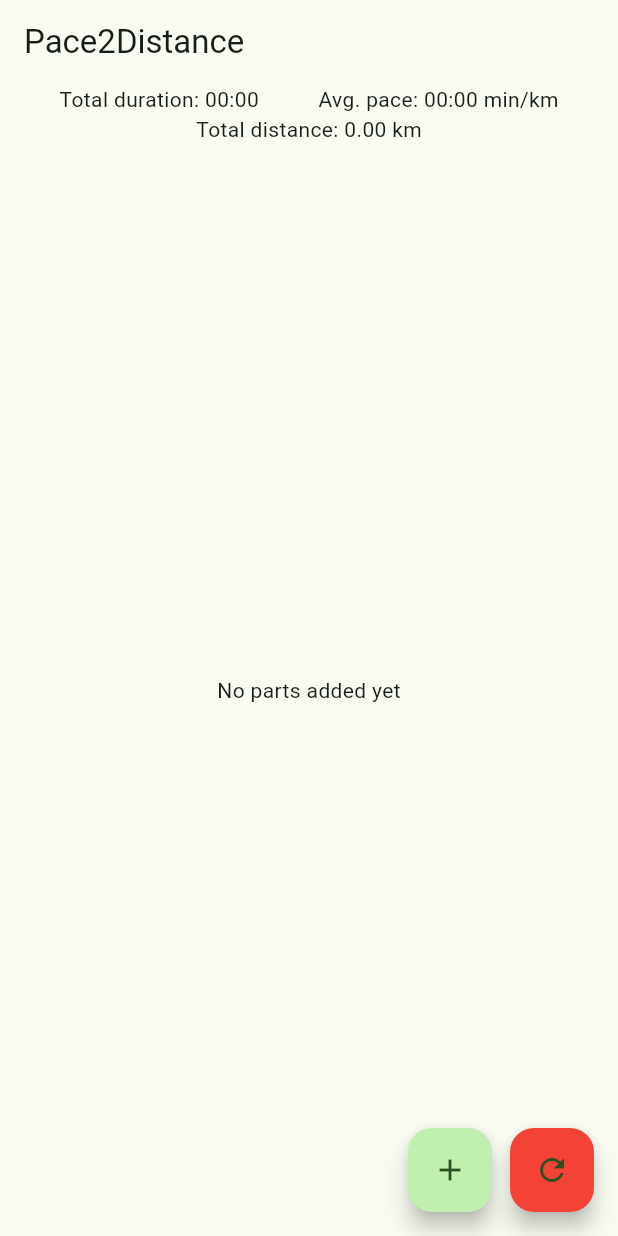
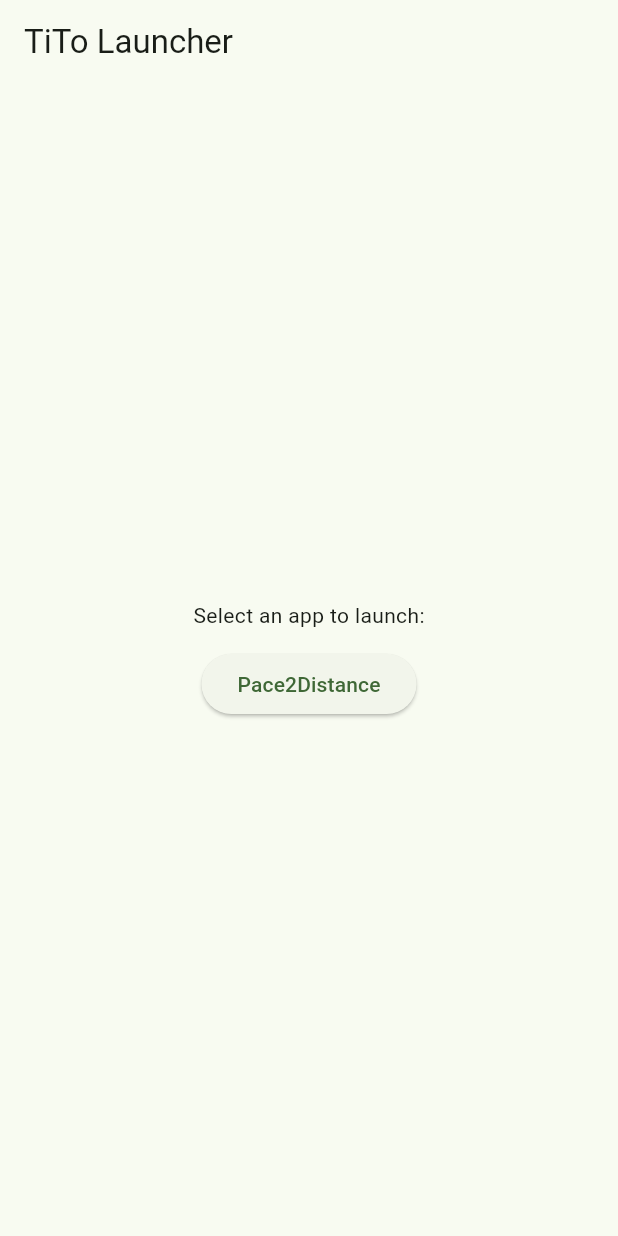
Before and after one commit to niieetz/TiTo, a Flutter app: the screen it shows after launch, on a phone screen of 412 x 824 dp. Run offline on Flutter 3.47's test engine with Material 3 defaults, Android fonts, the light colour scheme and no system bars.

Commit message:
rework launcher process, add publish task
* move pace2distance into subdirectory
* add button to launcher page

```diff
--- /dev/null
+++ b/lib/common/consts.dart
@@ -0,0 +1,2 @@
+/// App-wide constants
+const String pace2distance = 'Pace2Distance';
--- a/lib/main.dart
+++ b/lib/main.dart
@@ -1,5 +1,6 @@
 import 'package:flutter/material.dart';
-import 'package:tito/pace_to_distance/part.dart';
+import 'package:tito/pace_to_distance/pacedistance_page.dart';
+import 'package:tito/common/consts.dart';
 
 void main() {
   runApp(const MyApp());
@@ -11,7 +12,7 @@ class MyApp extends StatelessWidget {
   @override
   Widget build(BuildContext context) {
     return MaterialApp(
-      title: 'Pace2Distance',
+      title: 'TiTo',
       theme: ThemeData(
         colorSchemeSeed: const Color.fromARGB(255, 3, 107, 7),
         useMaterial3: true,
@@ -22,7 +23,7 @@ class MyApp extends StatelessWidget {
         useMaterial3: true,
         brightness: Brightness.dark,
       ),
-      home: const MyHomePage(title: 'Pace2Distance'),
+      home: const LauncherHome(),
       debugShowCheckedModeBanner: false,
       builder: (context, child) {
         final insets = MediaQuery.of(context).viewInsets;
@@ -37,195 +38,32 @@ class MyApp extends StatelessWidget {
   }
 }
 
-class MyHomePage extends StatefulWidget {
-  const MyHomePage({super.key, required this.title});
-
-  final String title;
-
-  @override
-  State<MyHomePage> createState() => _MyHomePageState();
-}
-
-class _MyHomePageState extends State<MyHomePage> {
-  double _distance = 0.0;
-  Duration _duration = Duration.zero;
-  Duration _pace = Duration.zero;
-  List<Part> parts = [];
-
-  Duration parseDuration(String input) {
-    final parts = input.split(":");
-    if (parts.length == 1) {
-      final minutes = int.tryParse(parts[0]) ?? 0;
-      return Duration(minutes: minutes);
-    } else if (parts.length == 2) {
-      final minutes = int.tryParse(parts[0]) ?? 0;
-      final seconds = int.tryParse(parts[1]) ?? 0;
-      return Duration(minutes: minutes, seconds: seconds);
-    }
-    return Duration.zero;
-  }
-
-  Future<Part?> showPartDialog(BuildContext context) {
-    final paceController = TextEditingController();
-    final timespanController = TextEditingController();
-
-    return showDialog<Part>(
-      context: context,
-      builder: (context) {
-        return AlertDialog(
-          title: const Text("Add new part"),
-          scrollable:
-              true, // <-- ganz wichtig, dann schiebt er sich mit dem Keyboard hoch
-          content: Column(
-            mainAxisSize: MainAxisSize.min,
-            children: [
-              TextField(
-                controller: paceController,
-                decoration: const InputDecoration(
-                  labelText: "Pace (mm:ss)",
-                ),
-              ),
-              TextField(
-                controller: timespanController,
-                decoration: const InputDecoration(
-                  labelText: "Duration (mm:ss)",
-                ),
-              ),
-            ],
-          ),
-          actions: [
-            TextButton(
-              onPressed: () => Navigator.of(context).pop(null),
-              child: const Text("Cancel"),
-            ),
-            ElevatedButton(
-              onPressed: () {
-                final pace = parseDuration(paceController.text);
-                final timespan = parseDuration(timespanController.text);
-
-                final part = Part(
-                  pace: pace,
-                  timespan: timespan,
-                );
-
-                Navigator.of(context).pop(part);
-              },
-              child: const Text("Add"),
-            ),
-          ],
-        );
-      },
-    );
-  }
-
-  String durationToString(Duration duration) {
-    String twoDigits(int n) => n.toString().padLeft(2, "0");
-    final twoDigitMinutes = twoDigits(duration.inMinutes.remainder(60).abs());
-    final twoDigitSeconds = twoDigits(duration.inSeconds.remainder(60).abs());
-    String result = '';
-    if (duration.inHours > 0) {
-      result += duration.inHours.toString();
-      result += ':';
-    }
-    result += '$twoDigitMinutes:$twoDigitSeconds';
-    return result;
-  }
+class LauncherHome extends StatelessWidget {
+  const LauncherHome({super.key});
 
   @override
   Widget build(BuildContext context) {
     return Scaffold(
-      appBar: AppBar(
-        title: Text(widget.title),
-      ),
-      body: Column(
-        children: <Widget>[
-          Row(
+      appBar: AppBar(title: const Text('TiTo Launcher')),
+      body: Center(
+        child: Column(
+          mainAxisSize: MainAxisSize.min,
           children: [
-              const Spacer(),
-              const Text('Total duration: '),
-              Text(durationToString(_duration)),
-              const Spacer(),
-              const Text('Avg. pace: '),
-              Text(durationToString(_pace)),
-              const Text(' min/km'),
-              const Spacer(),
-            ],
-          ),
-          Row(
-            children: [
-              const Spacer(),
-              Text('Total distance: ${_distance.toStringAsFixed(2)} km'),
-              const Spacer(),
-            ],
-          ),
-          Expanded(
-            child: parts.isEmpty
-                ? const Center(child: Text("No parts added yet"))
-                : ListView.builder(
-                    itemCount: parts.length,
-                    itemBuilder: (context, index) {
-                      final part = parts[index];
-                      return ListTile(
-                        title: Text(
-                          "Pace: ${durationToString(part.pace)}, Duration: ${durationToString(part.timespan)}",
-                        ),
-                        subtitle: Text(
-                          "Distance: ${part.getDistance().toStringAsFixed(2)} km",
+            const Text('Select an app to launch:'),
+            const SizedBox(height: 12),
+            ElevatedButton(
+              onPressed: () {
+                Navigator.of(context).push(
+                  MaterialPageRoute(
+                    builder: (context) =>
+                        const MyHomePage(title: pace2distance),
                   ),
                 );
               },
-                  ),
+              child: const Text(pace2distance),
             ),
           ],
         ),
-      floatingActionButton: Row(
-        mainAxisSize: MainAxisSize.min,
-        children: [
-          FloatingActionButton(
-            onPressed: () async {
-              final newPart = await showPartDialog(context);
-              if (newPart != null) {
-                setState(() {
-                  parts.add(newPart);
-
-                  // recalc totals
-                  _distance =
-                      parts.fold(0.0, (sum, p) => sum + p.getDistance());
-                  _duration = Duration(
-                    seconds:
-                        parts.fold(0, (sum, p) => sum + p.timespan.inSeconds),
-                  );
-
-                  final totalSeconds = parts.fold<int>(
-                      0, (sum, p) => sum + p.timespan.inSeconds);
-                  final totalDistance =
-                      parts.fold<double>(0, (sum, p) => sum + p.getDistance());
-
-                  _pace = totalDistance > 0
-                      ? Duration(
-                          seconds: (totalSeconds / totalDistance).round())
-                      : Duration.zero;
-                });
-              }
-            },
-            tooltip: 'Add',
-            child: const Icon(Icons.add),
-          ),
-          const SizedBox(width: 12),
-          FloatingActionButton(
-            backgroundColor: Colors.red,
-            onPressed: () {
-              setState(() {
-                parts.clear();
-                _distance = 0.0;
-                _duration = Duration.zero;
-                _pace = Duration.zero;
-              });
-            },
-            tooltip: 'Reset',
-            child: const Icon(Icons.refresh),
-          ),
-        ],
       ),
     );
   }
--- a/pubspec.yaml
+++ b/pubspec.yaml
@@ -1,5 +1,5 @@
 name: tito
-description: "A new Flutter project."
+description: "TiTo - TimoTool - A collection of useful tools."
 # The following line prevents the package from being accidentally published to
 # pub.dev using `flutter pub publish`. This is preferred for private packages.
 publish_to: 'none' # Remove this line if you wish to publish to pub.dev
```
Also changed, not shown: lib/pace_to_distance/pacedistance_page.dart (added, +198 -0 lines). Lines whose indentation alone changed are shown as unchanged.
